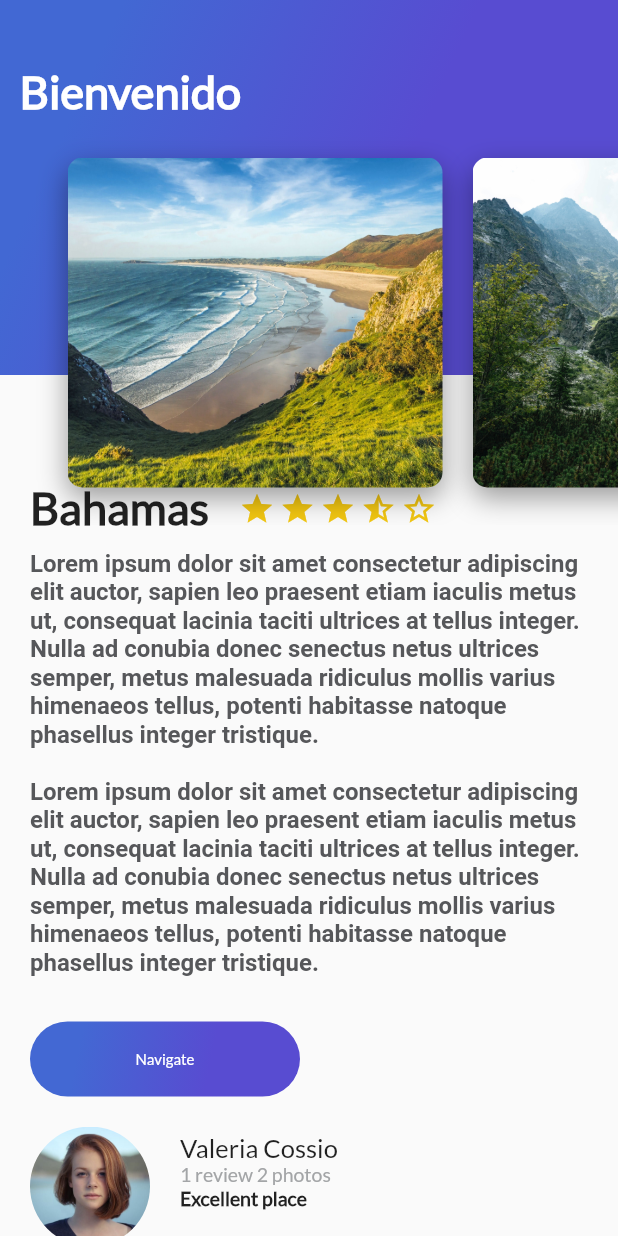
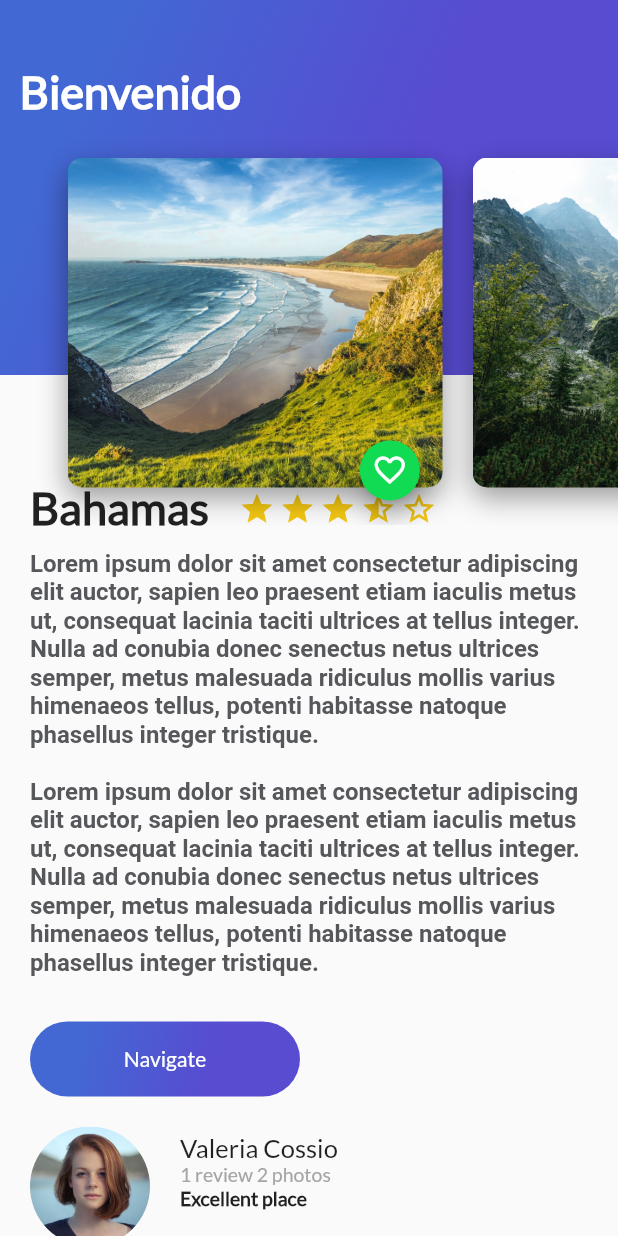
Before and after one commit to andreacornejo/trips_app_flutter, a Flutter app: the screen it shows after launch, on a phone screen of 412 x 824 dp. Run offline on Flutter 3.47's test engine with Material 2 defaults, Android fonts, the phone set to English and light mode, and no system bars.

Commit message:
Floating button

```diff
--- a/lib/button_purple.dart
+++ b/lib/button_purple.dart
@@ -50,7 +50,7 @@ class ButtonPurple extends StatelessWidget{
           child: Text(
             buttonText,
             style: TextStyle(
-              fontSize: 10.0,
+              fontSize: 14.0,
               fontFamily: "Lato",
               color: Colors.white
             ),
--- a/lib/card_image.dart
+++ b/lib/card_image.dart
@@ -1,4 +1,5 @@
 import 'package:flutter/material.dart';
+import 'floating_action_button_green.dart';
 
 class CardImage extends StatelessWidget{
 
@@ -35,7 +36,13 @@ class CardImage extends StatelessWidget{
       ),
     );
 
-    return card;
+    return Stack(
+      alignment: Alignment(0.9, 1.1),
+      children: <Widget>[
+        card,
+        FloatingActionButtonGreen()
+      ]
+    );
 
   }
 
--- /dev/null
+++ b/lib/floating_action_button_green.dart
@@ -0,0 +1,61 @@
+import 'package:flutter/material.dart';
+
+class FloatingActionButtonGreen extends StatefulWidget{
+  @override
+  State<StatefulWidget> createState() {
+    // TODO: implement createState
+    return _FloatingActionButtonGreen();
+  }
+
+}
+
+class _FloatingActionButtonGreen extends State<FloatingActionButtonGreen>
+with AutomaticKeepAliveClientMixin{
+
+  bool _pressed = false;
+
+  IconData icon = Icons.favorite_border;
+  bool get wantKeepAlive => true;
+
+  void onPressedFav(){
+    setState(() {
+
+      if(this.icon == Icons.favorite_border) {
+        this.icon = Icons.favorite;
+        _pressed = true;
+      } else {
+        this.icon = Icons.favorite_border;
+        _pressed = false;
+      }
+
+    });
+     Scaffold.of(context).showSnackBar(
+        SnackBar(
+          content: this._pressed ? Text("Agregaste a tus favoritos") : Text("Quitaste de tus favoritos")
+        )
+    );
+    // Scaffold.of(context).showSnackBar(
+    //   SnackBar(
+    //     content: Text("Agregaste a tus Favoritos"),
+    //   )
+    // );
+  }
+
+  @override
+  Widget build(BuildContext context) {
+    // TODO: implement build
+    return FloatingActionButton(
+      backgroundColor: Color(0xFF11DA53),
+      mini: true,
+      tooltip: "Fav",
+
+      child: Icon(
+        this.icon
+        //this._pressed ? Icons.favorite : Icons.favorite_border
+        // Icons.favorite_border
+      ),
+      onPressed: onPressedFav,
+    );
+  }
+
+}
```
Also changed, not shown: lib/main.dart (+0 -43 lines).
